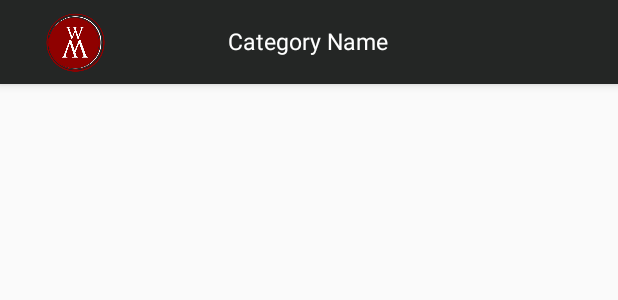
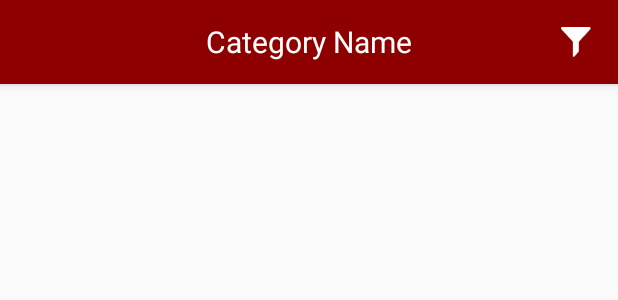
Before and after one commit to LucasOnofre/AllMovies, an Android app: the layout toolbar.xml on its own in the app's theme, with its tools: preview values and no code run, on a phone screen of 412 x 824 dp. Shown: the top 300 px of the screen. Run offline under Robolectric (Android 15) with nearby library versions, the phone set to English and light mode, and no system bars.

```diff
--- a/app/src/main/java/onoffrice/wikimovies/request/RetrofitClient.kt
+++ b/app/src/main/java/onoffrice/wikimovies/request/RetrofitClient.kt
@@ -9,11 +9,11 @@ import retrofit2.converter.gson.GsonConverterFactory
 object RetrofitClient{
 
     /**
-     * Singleton for instanciate the Retrofit in all the application
+     * Singleton to instanciate the Retrofit in all the application
      */
     fun instance(context: Context): Retrofit {
 
-        val baseURL = context.resources.getString(R.string.base_url_movie_api)
+        val baseURL     = context.resources.getString(R.string.base_url_movie_api)
         val retrofit     = Retrofit.Builder()
                                     .baseUrl(baseURL)
                                     .addConverterFactory(GsonConverterFactory.create())
--- a/app/src/main/res/layout/adapter_movie_item.xml
+++ b/app/src/main/res/layout/adapter_movie_item.xml
@@ -7,11 +7,12 @@
     <ImageView
         android:id="@+id/movie_poster"
         android:layout_width="0dp"
-        android:layout_height="250dp"
+        android:layout_height="0dp"
         android:background="@color/colorPrimary"
-        android:padding="2dp"
+        android:padding="4dp"
         android:scaleType="fitXY"
         app:layout_constraintEnd_toEndOf="parent"
+        app:layout_constraintHorizontal_bias="0.0"
         app:layout_constraintStart_toStartOf="parent"
         app:layout_constraintTop_toTopOf="parent" />
 
--- a/app/src/main/res/layout/toolbar.xml
+++ b/app/src/main/res/layout/toolbar.xml
@@ -5,8 +5,8 @@
         xmlns:android="http://schemas.android.com/apk/res/android"
         android:id="@+id/toolbar"
         android:layout_width="match_parent"
-        android:layout_height="wrap_content"
-        android:background="#242625"
+        android:layout_height="?attr/actionBarSize"
+        android:background="@color/colorAccent"
         android:elevation="4dp"
         app:contentInsetStart="0dp"
         app:layout_constraintEnd_toEndOf="parent"
@@ -14,15 +14,14 @@
         app:layout_constraintTop_toTopOf="parent">
 
         <LinearLayout
+            android:gravity="center|left"
             android:layout_width="match_parent"
             android:layout_height="match_parent">
 
-            <ImageView
-                android:layout_weight="1"
-                android:layout_gravity="left"
-                android:layout_width="50dp"
-                android:layout_height="50dp"
-                android:src="@drawable/logo_wiki_movie_2" />
+            <View
+                android:id="@+id/divider"
+                android:layout_width="56dp"
+                android:layout_height="56dp" />
 
             <TextView
                 android:id="@+id/title_section"
@@ -34,15 +33,15 @@
                 android:src="@drawable/logo_wiki_movie_2"
                 android:text="Category Name"
                 android:textColor="#ffffff"
-                android:textSize="15dp"/>
+                android:textSize="20dp"/>
 
-            <LinearLayout
-                android:id="@+id/divider"
-                android:orientation="vertical"
-                android:layout_weight="1"
-                android:layout_width="50dp"
-                android:layout_height="50dp">
-            </LinearLayout>
+            <ImageView
+                android:id="@+id/btn_filter"
+                android:layout_width="56dp"
+                android:layout_height="56dp"
+                android:padding="18dp"
+                android:src="@drawable/ic_filter" />
+
         </LinearLayout>
 
     </android.support.v7.widget.Toolbar>
```
Also changed, not shown: app/src/main/java/onoffrice/wikimovies/activity/ActivityPopulars.kt (+39 -11 lines), app/src/main/java/onoffrice/wikimovies/adapter/MovieAdapter.kt (+18 -7 lines), app/src/main/java/onoffrice/wikimovies/request/RequestMovies.kt (+4 -3 lines), app/src/main/res/layout/activity_splash.xml (+4 -4 lines), app/src/main/res/drawable-xxxhdpi/ic_filter.png (added), app/src/main/res/drawable-xxxhdpi/logo_title_app.jpg (renamed from app/src/main/res/drawable/logo_title_app.jpg), app/src/main/res/drawable-xxxhdpi/logo_wiki_movie_2.jpg (renamed from app/src/main/res/drawable/logo_wiki_movie_2.jpg), app/src/main/res/drawable-xxxhdpi/logo_wiki_movie_complete.jpg (renamed from app/src/main/res/drawable/logo_wiki_movie_complete.jpg).
